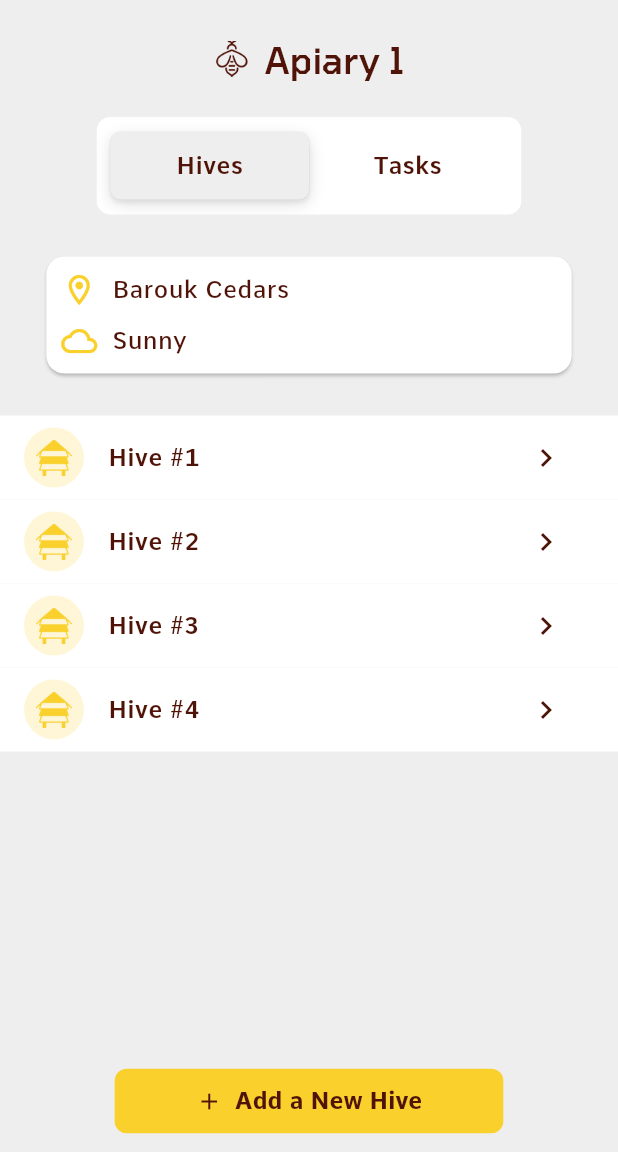
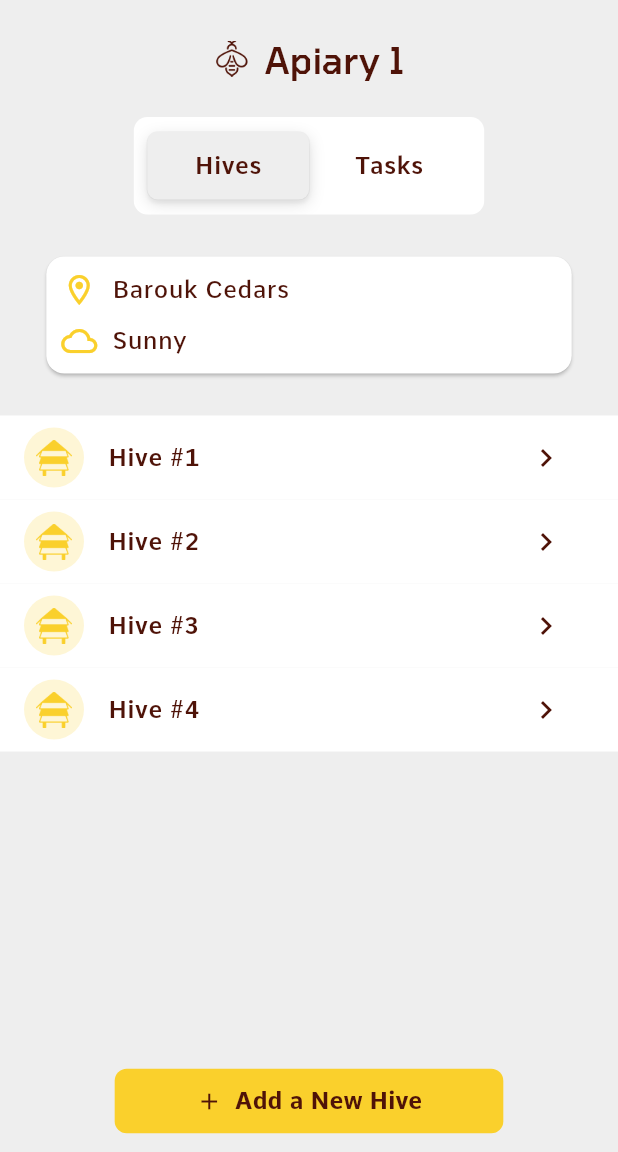
Before and after one commit to Sana-Kassamani/hivemind-app, a Flutter app: the screen it shows after launch, on a phone screen of 412 x 824 dp, the part 84-1236 px from its top. Run offline on Flutter 3.47's test engine with Material 3 defaults, Android fonts, the phone set to English and light mode, and no system bars.

Commit message:
Flutter <> Edit - segmentedtab width calculation

```diff
--- a/lib/widgets/general/SegmentedTab.dart
+++ b/lib/widgets/general/SegmentedTab.dart
@@ -15,7 +15,7 @@ class SegmentedTab extends StatelessWidget {
   Widget build(BuildContext context) {
     final style = Theme.of(context).textTheme.labelMedium;
     final double width = (tabs.isNotEmpty
-        ? (MediaQuery.of(context).size.width * 0.8) / tabs.length
+        ? (MediaQuery.of(context).size.width * 0.5) / tabs.length
         : 0);
     return Center(
       child: CupertinoSlidingSegmentedControl(
```
